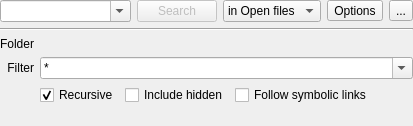
First picture: the form in kate/plugins/search/search.ui, repository KDE/kate, before the edit.
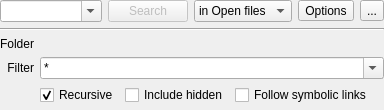
Second picture: the form after the edit. Custom widgets are drawn as their Qt base class.

Diff of the .ui file:
```diff
--- a/kate/plugins/search/search.ui
+++ b/kate/plugins/search/search.ui
@@ -6,8 +6,8 @@
    <rect>
     <x>0</x>
     <y>0</y>
-    <width>413</width>
-    <height>126</height>
+    <width>373</width>
+    <height>110</height>
    </rect>
   </property>
   <layout class="QGridLayout" name="gridLayout" columnstretch="1,0,0,0,0">
```
Left out of the diff: 5 changed lines with no effect on the pictures.
